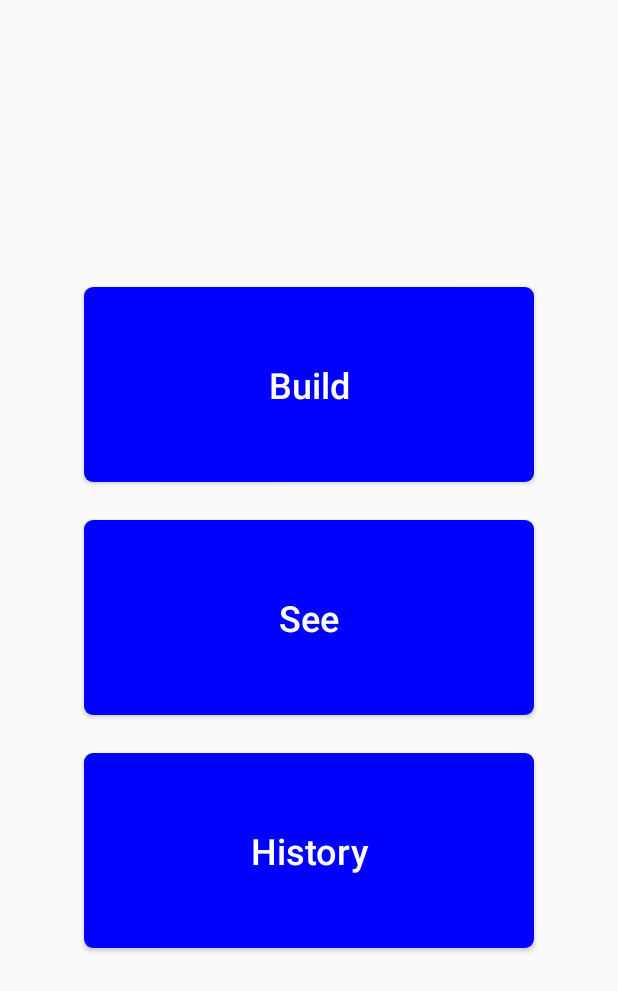
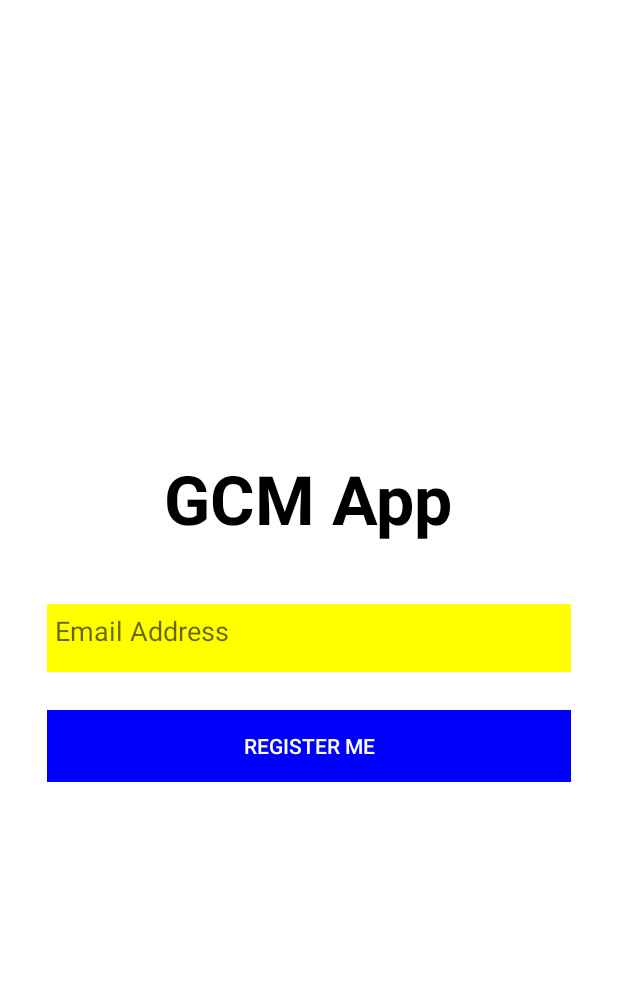
Before and after one commit to grayfore/ChoppingBoard, an Android app: the screen it shows after launch (DashBoard before the commit, RegisterScreen after it), on a phone screen of 412 x 824 dp. Shown: the top 991 px of the screen. Run offline under Robolectric (Android 15) with nearby library versions, the phone set to English and light mode, and no system bars.

Commit message:
merged initial registration screen with demo registration token creation + email saving

```diff
--- /dev/null
+++ b/app/src/main/java/com/choppingboard/v1/RegisterScreen.java
@@ -0,0 +1,218 @@
+package com.choppingboard.v1;
+
+import android.app.Activity;
+import android.app.ProgressDialog;
+import android.content.Context;
+import android.content.Intent;
+import android.content.SharedPreferences;
+import android.os.Bundle;
+import android.text.TextUtils;
+import android.view.View;
+import android.widget.EditText;
+import android.widget.Toast;
+
+import com.google.android.gms.common.ConnectionResult;
+import com.google.android.gms.common.GooglePlayServicesUtil;
+
+public class RegisterScreen extends Activity {
+    ProgressDialog prgDialog;
+    Context applicationContext;
+
+    private final static int PLAY_SERVICES_RESOLUTION_REQUEST = 9000;
+
+    public static final String REG_ID = "regId";
+    EditText emailET;
+
+    @Override
+    protected void onCreate(Bundle savedInstanceState) {
+        super.onCreate(savedInstanceState);
+        setContentView(R.layout.activity_register_screen);
+
+        applicationContext = getApplicationContext();
+        emailET = (EditText) findViewById(R.id.email);
+
+        prgDialog = new ProgressDialog(this);
+        // Set Progress Dialog Text
+        prgDialog.setMessage("Please wait...");
+        // Set Cancelable as False
+        prgDialog.setCancelable(false);
+
+        SharedPreferences prefs = getSharedPreferences("UserDetails",
+                Context.MODE_PRIVATE);
+        String registrationId = prefs.getString(REG_ID, "");
+
+        //When Email ID is set in Sharedpref, User will be taken to HomeActivity
+        if (!TextUtils.isEmpty(registrationId)) {
+            Intent i = new Intent(applicationContext, SeeScreen.class);
+            i.putExtra("regId", registrationId);
+            startActivity(i);
+            finish();
+        }
+    }
+
+    // When Register Me button is clicked
+    public void RegisterUser(View view) {
+        String emailID = emailET.getText().toString();
+
+        if (!TextUtils.isEmpty(emailID) && Utility.validate(emailID)) {
+
+            // Check if Google Play Service is installed in Device
+            // Play services is needed to handle GCM stuffs
+            if (checkPlayServices()) {
+
+                // Register Device in GCM Server
+                Intent intent = new Intent(this, RegistrationIntentService.class);
+                intent.putExtra("email", emailID);
+                startService(intent);
+                Intent i = new Intent(applicationContext, SeeScreen.class);
+                // i.putExtra("regId", regId);
+                startActivity(i);
+                finish();
+
+            }
+        }
+        // When Email is invalid
+        else {
+            Toast.makeText(applicationContext, "Please enter valid email",
+                    Toast.LENGTH_LONG).show();
+        }
+
+    }
+
+    // AsyncTask to register Device in GCM Server
+    /* private void registerInBackground(final String emailID) {
+        new AsyncTask<Void, Void, String>() {
+            @Override
+            protected String doInBackground(Void... params) {
+                String msg = "";
+                try {
+                    if (gcmObj == null) {
+                        gcmObj = GoogleCloudMessaging
+                                .getInstance(applicationContext);
+                    }
+                    regId = gcmObj
+                            .register(ApplicationConstants.GOOGLE_PROJ_ID);
+                    msg = "Registration ID :" + regId;
+
+                } catch (IOException ex) {
+                    msg = "Error :" + ex.getMessage();
+                }
+                return msg;
+            }
+
+            @Override
+            protected void onPostExecute(String msg) {
+                if (!TextUtils.isEmpty(regId)) {
+                    // Store RegId created by GCM Server in SharedPref
+                    storeRegIdinSharedPref(applicationContext, regId, emailID);
+                    Toast.makeText(
+                            applicationContext,
+                            "Registered with GCM Server successfully.\n\n"
+                                    + msg, Toast.LENGTH_SHORT).show();
+                } else {
+                    Toast.makeText(
+                            applicationContext,
+                            "Reg ID Creation Failed.\n\nEither you haven't enabled Internet or GCM server is busy right now. Make sure you enabled Internet and try registering again after some time."
+                                    + msg, Toast.LENGTH_LONG).show();
+                }
+            }
+        }.execute(null, null, null);
+    }*/
+
+    // Share RegID with GCM Server Application (Php)
+    /*private void storeRegIdinServer() {
+        prgDialog.show();
+        params.put("regId", regId);
+        // Make RESTful webservice call using AsyncHttpClient object
+        AsyncHttpClient client = new AsyncHttpClient();
+        client.post(ApplicationConstants.APP_SERVER_URL, params,
+                new AsyncHttpResponseHandler() {
+
+                    // When the response returned by REST has Http
+                    // response code '200'
+
+                    @Override
+                    public void onSuccess(int statusCode, Header[] headers, byte[] responseBody) {
+                        prgDialog.hide();
+                        if (prgDialog != null) {
+                            prgDialog.dismiss();
+                        }
+                        Toast.makeText(applicationContext,
+                                "Reg Id shared successfully with Web App ",
+                                Toast.LENGTH_LONG).show();
+                        Intent i = new Intent(applicationContext,
+                                SeeScreen.class);
+                        i.putExtra("regId", regId);
+                        startActivity(i);
+                        finish();
+                    }
+
+                    // When the response returned by REST has Http
+                    // response code other than '200' such as '404',
+                    // '500' or '403' etc
+
+                    @Override
+                    public void onFailure(int statusCode, Header[] headers, byte[] responseBody, Throwable error) {
+                        // Hide Progress Dialog
+                        prgDialog.hide();
+                        if (prgDialog != null) {
+                            prgDialog.dismiss();
+                        }
+                        // When Http response code is '404'
+                        if (statusCode == 404) {
+                            Toast.makeText(applicationContext,
+                                    "Requested resource not found",
+                                    Toast.LENGTH_LONG).show();
+                        }
+                        // When Http response code is '500'
+                        else if (statusCode == 500) {
+                            Toast.makeText(applicationContext,
+                                    "Something went wrong at server end",
+                                    Toast.LENGTH_LONG).show();
+                        }
+                        // When Http response code other than 404, 500
+                        else {
+                            Toast.makeText(
+                                    applicationContext,
+                                    "Unexpected Error occcured! [Most common Error: Device might "
+                                            + "not be connected to Internet or remote server is not up and running], check for other errors as well",
+                                    Toast.LENGTH_LONG).show();
+                        }
+                    }
+                });
+    }*/
+
+    // Check if Google Playservices is installed in Device or not
+    private boolean checkPlayServices() {
+        int resultCode = GooglePlayServicesUtil
+                .isGooglePlayServicesAvailable(this);
+        // When Play services not found in device
+        if (resultCode != ConnectionResult.SUCCESS) {
+            if (GooglePlayServicesUtil.isUserRecoverableError(resultCode)) {
+                // Show Error dialog to install Play services
+                GooglePlayServicesUtil.getErrorDialog(resultCode, this,
+                        PLAY_SERVICES_RESOLUTION_REQUEST).show();
+            } else {
+                Toast.makeText(
+                        applicationContext,
+                        "This device doesn't support Play services, App will not work normally",
+                        Toast.LENGTH_LONG).show();
+                finish();
+            }
+            return false;
+        } else {
+            Toast.makeText(
+                    applicationContext,
+                    "This device supports Play services, App will work normally",
+                    Toast.LENGTH_LONG).show();
+        }
+        return true;
+    }
+
+    // When Application is resumed, check for Play services support to make sure app will be running normally
+    @Override
+    protected void onResume() {
+        super.onResume();
+        checkPlayServices();
+    }
+}
--- a/app/src/main/java/com/choppingboard/v1/SplashActivity.java
+++ b/app/src/main/java/com/choppingboard/v1/SplashActivity.java
@@ -20,7 +20,7 @@ public class SplashActivity extends Activity {
         new Handler().postDelayed(new Runnable() {
             @Override
             public void run() {
-                Intent mainIntent = new Intent(SplashActivity.this, DashBoard.class);
+                Intent mainIntent = new Intent(SplashActivity.this, RegisterScreen.class);
                 SplashActivity.this.startActivity(mainIntent);
                 SplashActivity.this.finish();
             }
--- /dev/null
+++ b/app/src/main/res/layout/activity_register_screen.xml
@@ -0,0 +1,60 @@
+<RelativeLayout xmlns:android="http://schemas.android.com/apk/res/android"
+    xmlns:tools="http://schemas.android.com/tools"
+    android:layout_width="match_parent"
+    android:layout_height="match_parent"
+    android:background="@color/white"
+    android:paddingBottom="@dimen/activity_vertical_margin"
+    android:paddingLeft="@dimen/activity_horizontal_margin"
+    android:paddingRight="@dimen/activity_horizontal_margin"
+    android:paddingTop="@dimen/activity_vertical_margin"
+    tools:context=".MainActivity" >
+
+    <LinearLayout
+        android:layout_width="fill_parent"
+        android:layout_height="wrap_content"
+        android:layout_centerInParent="true"
+        android:layout_marginLeft="15dp"
+        android:layout_marginRight="15dp"
+        android:gravity="center"
+        android:orientation="vertical" >
+
+        <TextView
+            android:layout_width="wrap_content"
+            android:layout_height="wrap_content"
+            android:layout_marginBottom="40dp"
+            android:text="@string/welcome_txt"
+            android:textColor="@color/black"
+            android:textSize="45sp"
+            android:textStyle="bold" />
+
+        <LinearLayout
+            android:layout_width="fill_parent"
+            android:layout_height="wrap_content"
+            android:background="@color/yellow"
+            android:orientation="vertical" >
+
+            <EditText
+                android:layout_width="fill_parent"
+                android:layout_height="wrap_content"
+                android:layout_marginBottom="10dp"
+                android:background="@null"
+                android:hint="@string/email"
+                android:padding="5dp"
+                android:singleLine="true"
+                android:id="@+id/email"
+                android:textColor="@color/black"
+
+                />
+        </LinearLayout>
+
+        <Button
+            android:layout_width="fill_parent"
+            android:layout_height="wrap_content"
+            android:layout_marginTop="25dp"
+            android:background="@color/blue"
+            android:text="@string/login"
+            android:textColor="@color/white"
+            android:onClick="RegisterUser" />
+    </LinearLayout>
+
+</RelativeLayout>
--- a/app/src/main/res/values/strings.xml
+++ b/app/src/main/res/values/strings.xml
@@ -1,13 +1,5 @@
 <resources>
     <string name="app_name">ChoppingBoard</string>
-    <color name="blue">#0000FF</color>
-    <color name="white">#FFFFFF</color>
-    <string name="title_activity_see_screen">SeeScreen</string>
-
-    <string name="hello_world">Hello world!</string>
-    <string name="action_settings">Settings</string>
-    <string name="title_activity_build_screen">Build Screen</string>
-    <string name="title_activity_build_area">BuildArea</string>
 
     <string name="title_activity_main">Push Notifications</string>
     <string name="error_config">Please set the %1$s constant and recompile the app.</string>
@@ -29,5 +21,29 @@
     <string name="options_exit">Exit</string>
     <string name="title_activity_splash">SplashActivity</string>
     <string name="title_activity_dash_board">DashBoard</string>
+    <string name="title_activity_register_screen">RegisterScreen</string>
+
+
+
+    <color name="blue">#0000FF</color>
+    <color name="white">#FFFFFF</color>
+    <color name="black">#000000</color>
+    <color name="red">#FF0000</color>
+    <color name="green">#00FF00</color>
+    <color name="yellow">#FFFF00</color>
+    <string name="title_activity_see_screen">SeeScreen</string>
+
+    <string name="hello_world">Hello world!</string>
+    <string name="action_settings">Settings</string>
+    <string name="title_activity_build_screen">Build Screen</string>
+    <string name="title_activity_build_area">BuildArea</string>
+    <string name="title_activity_registerpage">registerpage</string>
+    <string name="welcome_txt">GCM App</string>
+    <string name="email">Email Address</string>
+    <string name="login">Register Me</string>
+    <string name="defaultmsg">Message sent by server will appear here.</string>
+    <string name="msg_title">Message</string>
+    <string name="user_title">Hello User</string>
+    <string name="title_activity_home">HomeActivity</string>
 
 </resources>
```
Also changed, not shown: app/src/main/AndroidManifest.xml (+15 -9 lines), app/src/main/java/com/choppingboard/v1/RegistrationIntentService.java (+17 -0 lines), app/src/main/java/com/choppingboard/v1/Utility.java (added, +31 -0 lines), app/src/main/res/menu/menu_register_screen.xml (added, +7 -0 lines).
